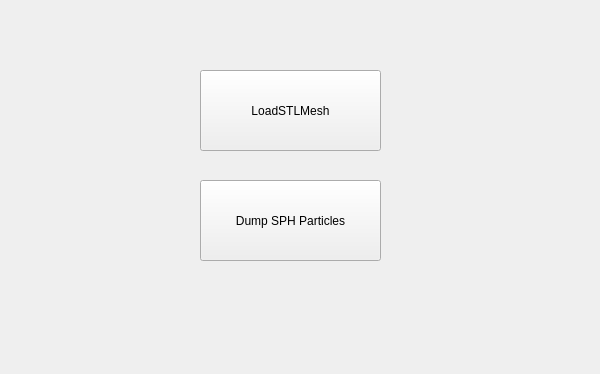
Old version of the form sph3dprintpanel.ui in the repository alundilong/NumToolKit.
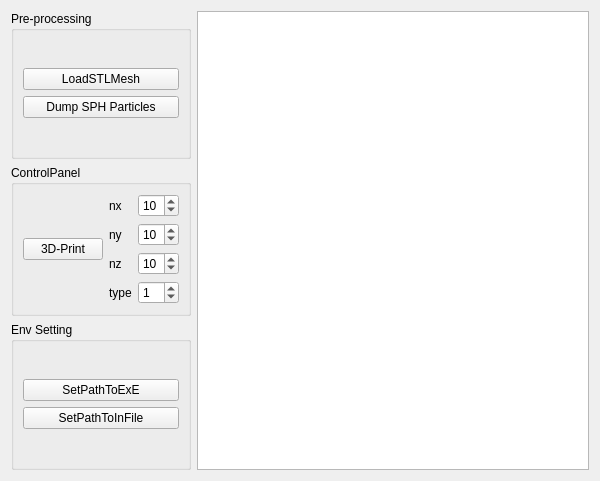
New version of the form.

Commit message: SPH computing panel fixed

What changed in the file:
```diff
--- a/sph3dprintpanel.ui
+++ b/sph3dprintpanel.ui
@@ -7,38 +7,170 @@
     <x>0</x>
     <y>0</y>
     <width>600</width>
-    <height>374</height>
+    <height>481</height>
    </rect>
   </property>
   <property name="windowTitle">
    <string>Form</string>
   </property>
-  <widget class="QPushButton" name="loadStlMeshBotton">
-   <property name="geometry">
-    <rect>
-     <x>200</x>
-     <y>70</y>
-     <width>181</width>
-     <height>81</height>
-    </rect>
-   </property>
-   <property name="text">
-    <string>LoadSTLMesh</string>
-   </property>
-  </widget>
-  <widget class="QPushButton" name="dumpButton">
-   <property name="geometry">
-    <rect>
-     <x>200</x>
-     <y>180</y>
-     <width>181</width>
-     <height>81</height>
-    </rect>
-   </property>
-   <property name="text">
-    <string>Dump SPH Particles</string>
-   </property>
-  </widget>
+  <layout class="QVBoxLayout" name="verticalLayout_8">
+   <item>
+    <layout class="QHBoxLayout" name="horizontalLayout_3">
+     <item>
+      <layout class="QVBoxLayout" name="verticalLayout_7">
+       <item>
+        <widget class="QGroupBox" name="groupBox_2">
+         <property name="title">
+          <string>Pre-processing</string>
+         </property>
+         <layout class="QVBoxLayout" name="verticalLayout_3">
+          <item>
+           <layout class="QVBoxLayout" name="verticalLayout_2">
+            <item>
+             <widget class="QPushButton" name="loadStlMeshBotton">
+              <property name="text">
+               <string>LoadSTLMesh</string>
+              </property>
+             </widget>
+            </item>
+            <item>
+             <widget class="QPushButton" name="dumpButton">
+              <property name="text">
+               <string>Dump SPH Particles</string>
+              </property>
+             </widget>
+            </item>
+           </layout>
+          </item>
+         </layout>
+        </widget>
+       </item>
+       <item>
+        <widget class="QGroupBox" name="groupBox_3">
+         <property name="title">
+          <string>ControlPanel</string>
+         </property>
+         <layout class="QVBoxLayout" name="verticalLayout_9">
+          <item>
+           <layout class="QHBoxLayout" name="horizontalLayout_2">
+            <item>
+             <widget class="QPushButton" name="printButton">
+              <property name="text">
+               <string>3D-Print</string>
+              </property>
+             </widget>
+            </item>
+            <item>
+             <layout class="QHBoxLayout" name="horizontalLayout">
+              <item>
+               <layout class="QVBoxLayout" name="verticalLayout_5">
+                <item>
+                 <widget class="QLabel" name="label">
+                  <property name="text">
+                   <string>nx</string>
+                  </property>
+                 </widget>
+                </item>
+                <item>
+                 <widget class="QLabel" name="label_2">
+                  <property name="text">
+                   <string>ny</string>
+                  </property>
+                 </widget>
+                </item>
+                <item>
+                 <widget class="QLabel" name="label_3">
+                  <property name="text">
+                   <string>nz</string>
+                  </property>
+                 </widget>
+                </item>
+                <item>
+                 <widget class="QLabel" name="label_4">
+                  <property name="text">
+                   <string>type</string>
+                  </property>
+                 </widget>
+                </item>
+               </layout>
+              </item>
+              <item>
+               <layout class="QVBoxLayout" name="verticalLayout_4">
+                <item>
+                 <widget class="QSpinBox" name="nxSpinBox">
+                  <property name="value">
+                   <number>10</number>
+                  </property>
+                 </widget>
+                </item>
+                <item>
+                 <widget class="QSpinBox" name="nySpinBox">
+                  <property name="value">
+                   <number>10</number>
+                  </property>
+                 </widget>
+                </item>
+                <item>
+                 <widget class="QSpinBox" name="nzSpinBox">
+                  <property name="value">
+                   <number>10</number>
+                  </property>
+                 </widget>
+                </item>
+                <item>
+                 <widget class="QSpinBox" name="typeSpinBox">
+                  <property name="value">
+                   <number>1</number>
+                  </property>
+                 </widget>
+                </item>
+               </layout>
+              </item>
+             </layout>
+            </item>
+           </layout>
+          </item>
+         </layout>
+        </widget>
+       </item>
+       <item>
+        <widget class="QGroupBox" name="groupBox">
+         <property name="title">
+          <string>Env Setting</string>
+         </property>
+         <layout class="QVBoxLayout" name="verticalLayout_6">
+          <item>
+           <layout class="QVBoxLayout" name="verticalLayout">
+            <item>
+             <widget class="QPushButton" name="setPathToExe">
+              <property name="text">
+               <string>SetPathToExE</string>
+              </property>
+             </widget>
+            </item>
+            <item>
+             <widget class="QPushButton" name="SetPathToInFile">
+              <property name="text">
+               <string>SetPathToInFile</string>
+              </property>
+             </widget>
+            </item>
+           </layout>
+          </item>
+         </layout>
+         <zorder>SetPathToInFile</zorder>
+         <zorder>setPathToExe</zorder>
+         <zorder>setPathToExe</zorder>
+        </widget>
+       </item>
+      </layout>
+     </item>
+     <item>
+      <widget class="QTextBrowser" name="textBrowser"/>
+     </item>
+    </layout>
+   </item>
+  </layout>
  </widget>
  <resources/>
  <connections/>
```
The commit also changes 2 other files.
